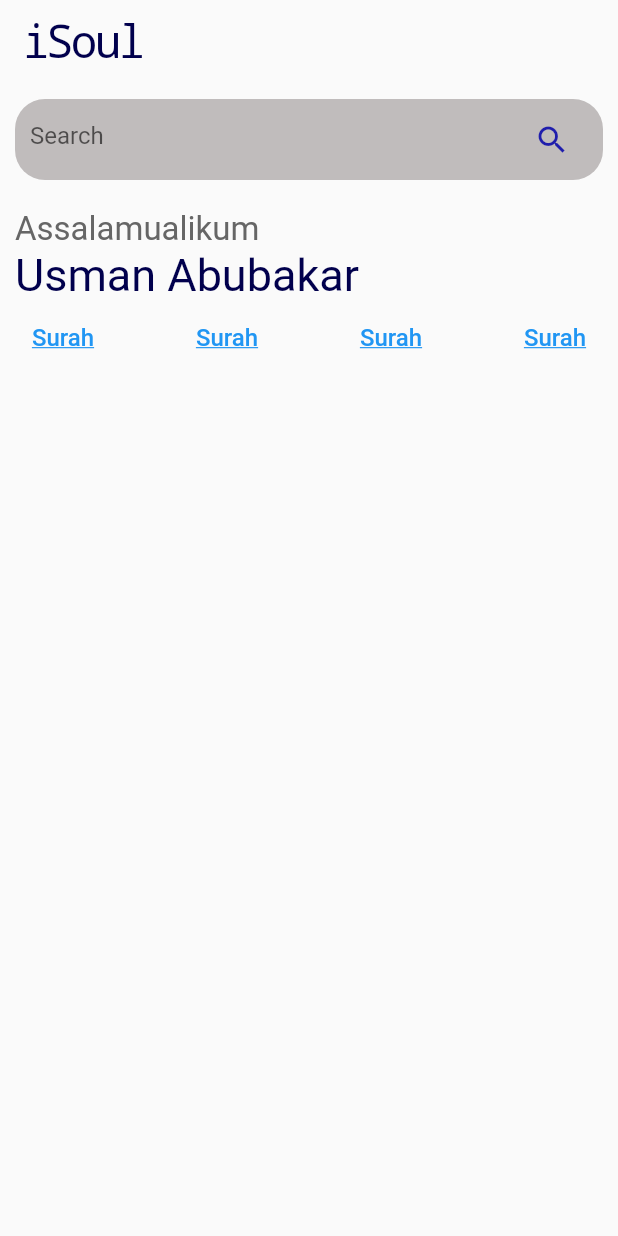
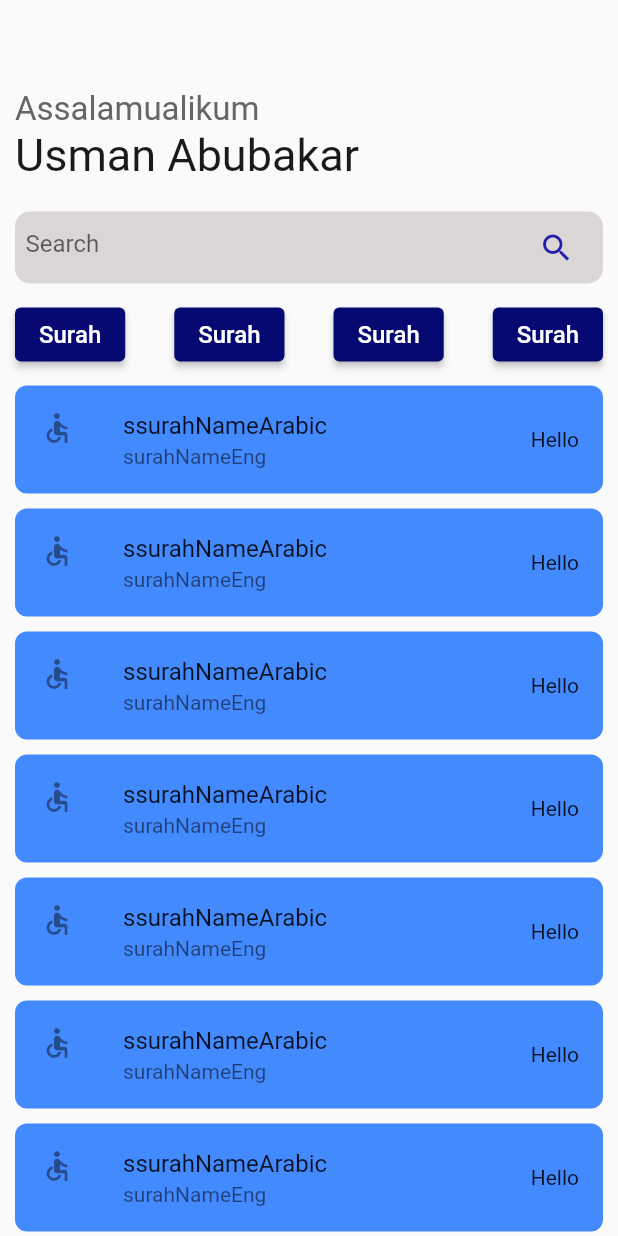
Before and after one commit to Usmandankama/iSoul, a Flutter app: the screen it shows after launch, after a tap on "Get Started", on a phone screen of 412 x 824 dp. Run offline on Flutter 3.47's test engine with Material 2 defaults, Android fonts, the phone set to English and light mode, and no system bars.

Commit message:
Minor changes

```diff
--- a/isoul/lib/contants.dart
+++ b/isoul/lib/contants.dart
@@ -4,7 +4,8 @@ import 'package:flutter/material.dart';
   Color secondaryColor = const Color.fromARGB(255, 31, 29, 172);
   Color primaryTextColor = Colors.amberAccent;
   Color secondaryTextColor = const Color.fromARGB(255, 218, 214, 214);
-  Color headingTextColor = const Color.fromARGB(255, 1, 0, 77);
+  Color headingTextColor = const Color.fromARGB(255, 26, 26, 26);
+  Color subTitleTextColor = const Color.fromARGB(255, 7, 9, 114);
   double headingFontSize = 30;
   double subtitleFontSize = 22;
   double defaultFontSize = 16;
--- /dev/null
+++ b/isoul/lib/models/surah.dart
@@ -0,0 +1,18 @@
+class Surah {
+  String surahNameEng;
+  String surahNameArabic;
+  String cityRevealed;
+  String ayahs;
+  String ayahTranslation;
+  String basmallah;
+  int numberofAyahs;
+  Surah({
+    required this.surahNameEng,
+    required this.surahNameArabic,
+    required this.cityRevealed,
+    required this.numberofAyahs,
+    required this.ayahTranslation,
+    required this.basmallah,
+    required this.ayahs,
+  });
+}
--- a/isoul/lib/screens/home_screen.dart
+++ b/isoul/lib/screens/home_screen.dart
@@ -1,4 +1,5 @@
 import 'package:flutter/material.dart';
+import 'package:isoul/widgets/surah_list.dart';
 // ignore: library_prefixes
 import '../contants.dart' as AppConstants;
 
@@ -16,46 +17,23 @@ class _HomeScreenState extends State<HomeScreen> {
         debugShowCheckedModeBanner: false,
         home: Scaffold(
           resizeToAvoidBottomInset: false,
-          appBar: AppBar(
-            backgroundColor: Colors.transparent,
-            title: Text(
-              "iSoul",
-              style: TextStyle(
-                  color: AppConstants.headingTextColor,
-                  fontSize: AppConstants.headingFontSize,
-                  fontFamily: "Monospace",
-                  letterSpacing: -2),
-            ),
-            elevation: 0,
-          ),
+          // appBar: AppBar(
+          //   backgroundColor: Colors.transparent,
+          //   title: Text(
+          //     "iSoul",
+          //     style: TextStyle(
+          //         color: AppConstants.subTitleTextColor,
+          //         fontSize: AppConstants.headingFontSize,
+          //         fontFamily: "Monospace",
+          //         letterSpacing: -2),
+          //   ),
+          //   elevation: 0,
+          // ),
           body: ListView(
             padding: const EdgeInsets.all(10),
             children: [
-              // Text(),
-              Container(
-                decoration: const BoxDecoration(
-                  borderRadius: BorderRadius.all(
-                    Radius.circular(20),
-                  ),
-                  color: Color.fromARGB(255, 192, 188, 188),
-                ),
-                child: Padding(
-                  padding:
-                      const EdgeInsets.symmetric(vertical: 3, horizontal: 10),
-                  child: TextField(
-                    style: const TextStyle(color: Colors.white),
-                    autocorrect: false,
-                    decoration: InputDecoration(
-                        fillColor: Colors.white,
-                        hintText: 'Search',
-                        border: InputBorder.none,
-                        suffixIcon: const Icon(Icons.search),
-                        suffixIconColor: AppConstants.secondaryColor),
-                  ),
-                ),
-              ),
               const SizedBox(
-                height: 20,
+                height: 50,
               ),
               Text(
                 'Assalamualikum',
@@ -70,74 +48,209 @@ class _HomeScreenState extends State<HomeScreen> {
                   color: AppConstants.headingTextColor,
                 ),
               ),
-              MenuAnchor(menuChildren: [
-                MenuItemButton(child: TextButton(
+              const SizedBox(height: 20),
+              Container(
+                decoration: BoxDecoration(
+                  borderRadius: const BorderRadius.all(
+                    Radius.circular(10),
+                  ),
+                  color: AppConstants.secondaryTextColor,
+                ),
+                child: Padding(
+                  padding: const EdgeInsets.symmetric(horizontal: 7),
+                  child: TextField(
+                    style: const TextStyle(color: Colors.white),
+                    autocorrect: false,
+                    decoration: InputDecoration(
+                        fillColor: Colors.white,
+                        hintText: 'Search',
+                        border: InputBorder.none,
+                        suffixIcon: const Icon(Icons.search),
+                        suffixIconColor: AppConstants.secondaryColor),
+                  ),
+                ),
+              ),
+              const SizedBox(height: 10),
+              Row(
+                mainAxisAlignment: MainAxisAlignment.spaceBetween,
+                crossAxisAlignment: CrossAxisAlignment.center,
+                children: [
+                  ElevatedButton(
+                    style: ButtonStyle(
+                      backgroundColor: MaterialStatePropertyAll(
+                        AppConstants.subTitleTextColor,
+                      ),
+                    ),
                     onPressed: () {},
                     child: Text(
                       "Surah",
                       style: TextStyle(
-                        decoration: TextDecoration.underline,
                         fontSize: AppConstants.defaultFontSize,
                       ),
                     ),
-                  ),),
-                MenuItemButton(child: TextButton(
+                  ),
+                  ElevatedButton(
+                    style: ButtonStyle(
+                      backgroundColor: MaterialStatePropertyAll(
+                        AppConstants.subTitleTextColor,
+                      ),
+                    ),
                     onPressed: () {},
                     child: Text(
                       "Surah",
                       style: TextStyle(
-                        decoration: TextDecoration.underline,
                         fontSize: AppConstants.defaultFontSize,
                       ),
                     ),
-                  ),)
-              ]),
-              Row(
-                mainAxisAlignment: MainAxisAlignment.spaceBetween,
-                crossAxisAlignment: CrossAxisAlignment.center,
-                children: [
-                  TextButton(
+                  ),
+                  ElevatedButton(
+                    style: ButtonStyle(
+                      backgroundColor: MaterialStatePropertyAll(
+                        AppConstants.subTitleTextColor,
+                      ),
+                    ),
                     onPressed: () {},
                     child: Text(
                       "Surah",
                       style: TextStyle(
-                        decoration: TextDecoration.underline,
                         fontSize: AppConstants.defaultFontSize,
                       ),
                     ),
                   ),
-                  TextButton(
+                  ElevatedButton(
+                    style: ButtonStyle(
+                      backgroundColor: MaterialStatePropertyAll(
+                        AppConstants.subTitleTextColor,
+                      ),
+                    ),
                     onPressed: () {},
                     child: Text(
                       "Surah",
                       style: TextStyle(
-                        decoration: TextDecoration.underline,
-                        fontSize: AppConstants.defaultFontSize,
-                      ),
-                    ),
-                  ),
-                  TextButton(
-                    onPressed: () {},
-                    child: Text(
-                      "Surah",
-                      style: TextStyle(
-                        decoration: TextDecoration.underline,
-                        fontSize: AppConstants.defaultFontSize,
-                      ),
-                    ),
-                  ),
-                  TextButton(
-                    onPressed: () {},
-                    child: Text(
-                      "Surah",
-                      style: TextStyle(
-                        decoration: TextDecoration.underline,
                         fontSize: AppConstants.defaultFontSize,
                       ),
                     ),
                   ),
                 ],
               ),
+              // const SurahList(),
+              const SizedBox(
+                height: 10,
+              ),
+              ListTile(
+                tileColor: AppConstants.primaryColor,
+                title: const Text('ssurahNameArabic'),
+                subtitle: const Text('surahNameEng'),
+                leading: const Icon(Icons.accessible),
+                trailing: const Text("Hello"),
+                shape: RoundedRectangleBorder(
+                  borderRadius: BorderRadius.circular(8),
+                ),
+              ),
+              const SizedBox(
+                height: 10,
+              ),
+              ListTile(
+                tileColor: AppConstants.primaryColor,
+                title: const Text('ssurahNameArabic'),
+                subtitle: const Text('surahNameEng'),
+                leading: const Icon(Icons.accessible),
+                trailing: const Text("Hello"),
+                shape: RoundedRectangleBorder(
+                  borderRadius: BorderRadius.circular(8),
+                ),
+              ),
+              const SizedBox(
+                height: 10,
+              ),
+              ListTile(
+                tileColor: AppConstants.primaryColor,
+                title: const Text('ssurahNameArabic'),
+                subtitle: const Text('surahNameEng'),
+                leading: const Icon(Icons.accessible),
+                trailing: const Text("Hello"),
+                shape: RoundedRectangleBorder(
+                  borderRadius: BorderRadius.circular(8),
+                ),
+              ),
+              const SizedBox(
+                height: 10,
+              ),
+              ListTile(
+                tileColor: AppConstants.primaryColor,
+                title: const Text('ssurahNameArabic'),
+                subtitle: const Text('surahNameEng'),
+                leading: const Icon(Icons.accessible),
+                trailing: const Text("Hello"),
+                shape: RoundedRectangleBorder(
+                  borderRadius: BorderRadius.circular(8),
+                ),
+              ),
+              const SizedBox(
+                height: 10,
+              ),
+              ListTile(
+                tileColor: AppConstants.primaryColor,
+                title: const Text('ssurahNameArabic'),
+                subtitle: const Text('surahNameEng'),
+                leading: const Icon(Icons.accessible),
+                trailing: const Text("Hello"),
+                shape: RoundedRectangleBorder(
+                  borderRadius: BorderRadius.circular(8),
+                ),
+              ),
+              const SizedBox(
+                height: 10,
+              ),
+              ListTile(
+                tileColor: AppConstants.primaryColor,
+                title: const Text('ssurahNameArabic'),
+                subtitle: const Text('surahNameEng'),
+                leading: const Icon(Icons.accessible),
+                trailing: const Text("Hello"),
+                shape: RoundedRectangleBorder(
+                  borderRadius: BorderRadius.circular(8),
+                ),
+              ),
+              const SizedBox(
+                height: 10,
+              ),
+              ListTile(
+                tileColor: AppConstants.primaryColor,
+                title: const Text('ssurahNameArabic'),
+                subtitle: const Text('surahNameEng'),
+                leading: const Icon(Icons.accessible),
+                trailing: const Text("Hello"),
+                shape: RoundedRectangleBorder(
+                  borderRadius: BorderRadius.circular(8),
+                ),
+              ),
+              const SizedBox(
+                height: 10,
+              ),
+              ListTile(
+                tileColor: AppConstants.primaryColor,
+                title: const Text('ssurahNameArabic'),
+                subtitle: const Text('surahNameEng'),
+                leading: const Icon(Icons.accessible),
+                trailing: const Text("Hello"),
+                shape: RoundedRectangleBorder(
+                  borderRadius: BorderRadius.circular(8),
+                ),
+              ),
+              const SizedBox(
+                height: 10,
+              ),
+              ListTile(
+                tileColor: AppConstants.primaryColor,
+                title: const Text('ssurahNameArabic'),
+                subtitle: const Text('surahNameEng'),
+                leading: const Icon(Icons.accessible),
+                trailing: const Text("Hello"),
+                shape: RoundedRectangleBorder(
+                  borderRadius: BorderRadius.circular(8),
+                ),
+              ),
             ],
           ),
         ));
--- /dev/null
+++ b/isoul/lib/widgets/surah_list.dart
@@ -0,0 +1,57 @@
+import 'package:flutter/material.dart';
+import 'package:isoul/models/surah.dart';
+
+class SurahList extends StatefulWidget {
+  const SurahList({super.key});
+
+  @override
+  State<SurahList> createState() => _SurahListState();
+}
+
+class _SurahListState extends State<SurahList> {
+  List<Widget> surahItem = [];
+  @override
+  void initState() {
+    super.initState();
+    _addSurah();
+  }
+
+  void _addSurah() {
+    List<Surah> surahs = [
+      Surah(
+          surahNameEng: 'The Opening',
+          surahNameArabic: 'Al-Fatihah',
+          cityRevealed: 'Mecca',
+          numberofAyahs: 7,
+          ayahTranslation: "",
+          basmallah: 'Bismillahi rahmanir Raheem',
+          ayahs: "")
+    ];
+    for (var product in surahs) {
+      surahItem.add(_buildTile(product));
+    }
+  }
+
+  Widget _buildTile(Surah ssurah) {
+    return Container(
+      // title: Text(ssurah.surahNameArabic),
+      // subtitle: Text(ssurah.surahNameEng),
+      height: 200,
+      width: 300,
+      decoration: const BoxDecoration(
+        gradient: LinearGradient(colors: [Colors.yellow,Colors.black])
+      ),
+    );
+  }
+
+  @override
+  Widget build(BuildContext context) {
+    return ListView.builder(
+      physics: const NeverScrollableScrollPhysics(),
+        padding: const EdgeInsets.symmetric(horizontal: 8, vertical: 16),
+        itemCount: surahItem.length,
+        itemBuilder: (context, index) {
+          return surahItem[index];
+        });
+  }
+}
```
Also changed, not shown: isoul/lib/main.dart (line endings or trailing spaces).
